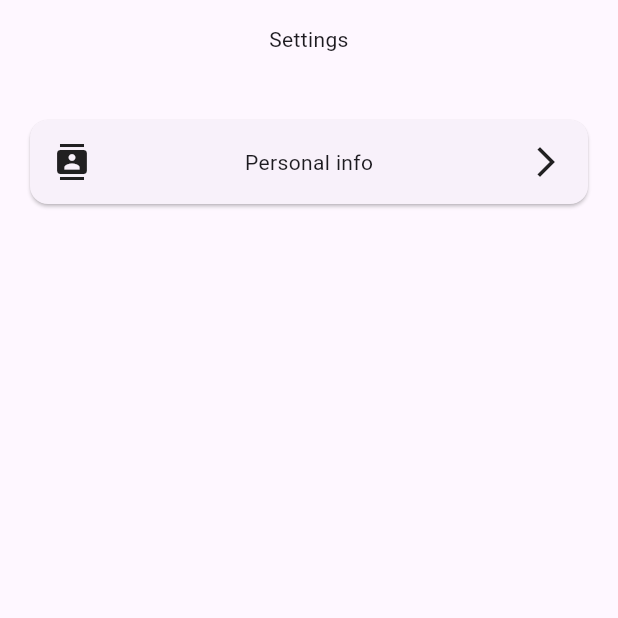
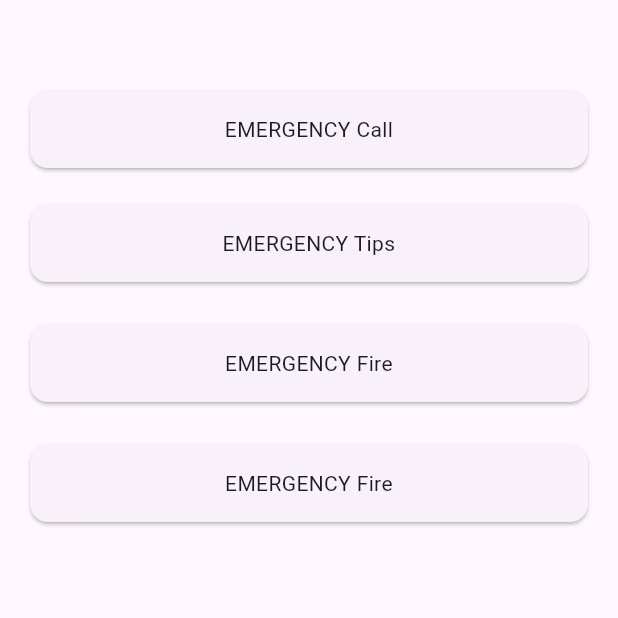
Before and after one commit to odilon-cloud/silent-signal-mobile, a Flutter app: the EmergencyPage screen opened directly, on a phone screen of 412 x 824 dp, the top half of it. Run offline on Flutter 3.47's test engine with Material 3 defaults, Android fonts, the phone set to English and light mode, and no system bars.

```diff
--- a/lib/common/components/emergency_page.dart
+++ b/lib/common/components/emergency_page.dart
@@ -12,37 +12,58 @@ class EmergencyPage extends StatelessWidget {
           child: Column(
             mainAxisAlignment: MainAxisAlignment.start,
             children: [
-              const Text(
-                    'Settings',
-                    textAlign: TextAlign.center,
-                    style: TextStyle(fontSize: 14),
-              ),
               const SizedBox(height: 40),
               Card(
                 child: Container(
                   width: double.infinity,
                   padding: const EdgeInsets.all(16.0),
-                  child: Row(
-                    mainAxisAlignment: MainAxisAlignment.spaceBetween,
-                    children: const [
-                      Icon(Icons.contacts),
-                      Text(
-                        'Personal info',
-                        textAlign: TextAlign.center,
-                        style: TextStyle(fontSize: 14),
-                      ),
-                      Icon(Icons.arrow_forward_ios_outlined),
-                    ],
+                  child: const Text(
+                    'EMERGENCY Call',
+                    textAlign: TextAlign.center,
+                    style: TextStyle(fontSize: 14),
                   ),
                 ),
               ),
              const SizedBox(height: 16),
-
-
-
+              Card(
+                child: Container(
+                  width: double.infinity,
+                  padding: const EdgeInsets.all(16.0),
+                  child: const Text(
+                    'EMERGENCY Tips',
+                    textAlign: TextAlign.center,
+                    style: TextStyle(fontSize: 14),
+                  ),
+                ),
+              ),
 
               const SizedBox(height: 20),
-            ],
+              Card(
+                child: Container(
+                  width: double.infinity,
+                  padding: const EdgeInsets.all(16.0),
+                  child: const Text(
+                    'EMERGENCY Fire',
+                    textAlign: TextAlign.center,
+                    style: TextStyle(fontSize: 14),
+                  ),
+                ),
+              ),
+
+              const SizedBox(height: 20),
+
+              Card(
+                child: Container(
+                  width: double.infinity,
+                  padding: const EdgeInsets.all(16.0),
+                  child: const Text(
+                    'EMERGENCY Fire',
+                    textAlign: TextAlign.center,
+                    style: TextStyle(fontSize: 14),
+                  ),
+                ),
+              ),
+              ]
           ),
         ),
       ),
```
Also changed, not shown: lib/common/components/profile_page.dart (+42 -1 lines).
